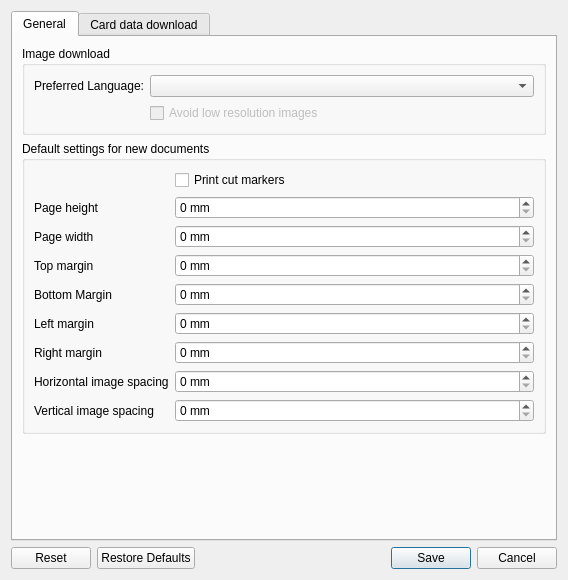
Above: mtg_proxy_printer/resources/ui/settings_window.ui from luziferius/MTGProxyPrinter before the change. Below: the same form after it.
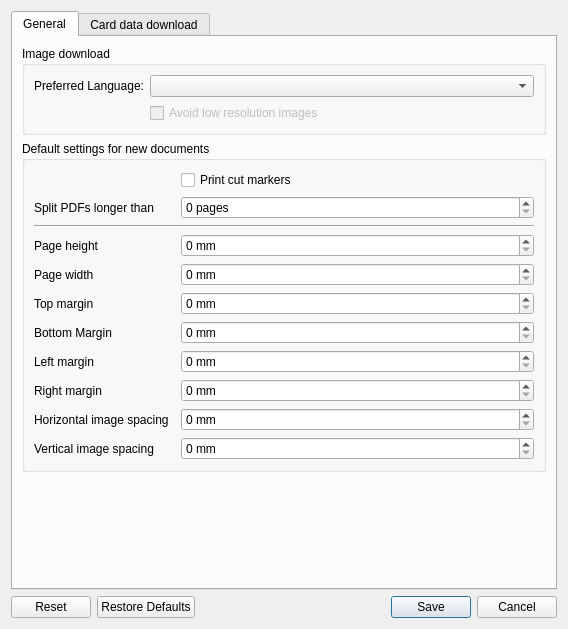
That is the form after the change.

Commit message:
Added setting to enable automatic PDF splitting. This can be used to limit the number of pages per PDF and indirectly limit the document file size.
FossilOrigin-Name: 8cadf9f99c1570a05036e3ce50efcdafe244ab68b8e11292aec7cc8c8f5cd638

The edit to the form file:
```diff
--- a/mtg_proxy_printer/resources/ui/settings_window.ui
+++ b/mtg_proxy_printer/resources/ui/settings_window.ui
@@ -7,7 +7,7 @@
     <x>0</x>
     <y>0</y>
     <width>568</width>
-    <height>580</height>
+    <height>629</height>
    </rect>
   </property>
   <property name="windowTitle">
@@ -75,7 +75,40 @@
           <string>Default settings for new documents</string>
          </property>
          <layout class="QGridLayout" name="gridLayout">
-          <item row="1" column="2">
+          <item row="15" column="1">
+           <widget class="QLabel" name="page_margin_right_label">
+            <property name="text">
+             <string>Right margin</string>
+            </property>
+           </widget>
+          </item>
+          <item row="12" column="3">
+           <widget class="QSpinBox" name="page_margin_bottom">
+            <property name="sizePolicy">
+             <sizepolicy hsizetype="Expanding" vsizetype="Fixed">
+              <horstretch>0</horstretch>
+              <verstretch>0</verstretch>
+             </sizepolicy>
+            </property>
+            <property name="toolTip">
+             <string>&lt;html&gt;&lt;head/&gt;&lt;body&gt;&lt;p&gt;Minimum margin between the bottom paper border and the page content.&lt;/p&gt;&lt;p&gt;Most printers have a minimum printing margin of 3 to 5 mm.&lt;/p&gt;&lt;/body&gt;&lt;/html&gt;</string>
+            </property>
+            <property name="suffix">
+             <string> mm</string>
+            </property>
+            <property name="maximum">
+             <number>10000</number>
+            </property>
+           </widget>
+          </item>
+          <item row="14" column="1">
+           <widget class="QLabel" name="page_margin_left_label">
+            <property name="text">
+             <string>Left margin</string>
+            </property>
+           </widget>
+          </item>
+          <item row="8" column="3">
            <widget class="QSpinBox" name="page_height">
             <property name="sizePolicy">
              <sizepolicy hsizetype="Expanding" vsizetype="Fixed">
@@ -94,14 +127,59 @@
             </property>
            </widget>
           </item>
-          <item row="3" column="0">
-           <widget class="QLabel" name="page_width_label">
+          <item row="12" column="1">
+           <widget class="QLabel" name="page_margin_bottom_label">
             <property name="text">
-             <string>Page width</string>
+             <string>Bottom Margin</string>
             </property>
            </widget>
           </item>
-          <item row="7" column="2">
+          <item row="17" column="3">
+           <widget class="QSpinBox" name="page_image_spacing_vertical">
+            <property name="sizePolicy">
+             <sizepolicy hsizetype="Expanding" vsizetype="Fixed">
+              <horstretch>0</horstretch>
+              <verstretch>0</verstretch>
+             </sizepolicy>
+            </property>
+            <property name="toolTip">
+             <string>&lt;html&gt;&lt;head/&gt;&lt;body&gt;&lt;p&gt;Space above and below of images. Images are this many millimeters apart.&lt;/p&gt;&lt;p&gt;If set to zero, you only need one cut to separate two images, otherwise you need two cuts but require less precision hitting the exact middle.&lt;/p&gt;&lt;/body&gt;&lt;/html&gt;</string>
+            </property>
+            <property name="suffix">
+             <string> mm</string>
+            </property>
+            <property name="maximum">
+             <number>10000</number>
+            </property>
+           </widget>
+          </item>
+          <item row="16" column="1">
+           <widget class="QLabel" name="page_image_spacing_horizontal_label">
+            <property name="text">
+             <string>Horizontal image spacing</string>
+            </property>
+           </widget>
+          </item>
+          <item row="15" column="3">
+           <widget class="QSpinBox" name="page_margin_right">
+            <property name="sizePolicy">
+             <sizepolicy hsizetype="Expanding" vsizetype="Fixed">
+              <horstretch>0</horstretch>
+              <verstretch>0</verstretch>
+             </sizepolicy>
+            </property>
+            <property name="toolTip">
+             <string>&lt;html&gt;&lt;head/&gt;&lt;body&gt;&lt;p&gt;Minimum margin between the right paper border and the page content.&lt;/p&gt;&lt;p&gt;Most printers have a minimum printing margin of 3 to 5 mm.&lt;/p&gt;&lt;/body&gt;&lt;/html&gt;</string>
+            </property>
+            <property name="suffix">
+             <string> mm</string>
+            </property>
+            <property name="maximum">
+             <number>10000</number>
+            </property>
+           </widget>
+          </item>
+          <item row="14" column="3">
            <widget class="QSpinBox" name="page_margin_left">
             <property name="sizePolicy">
              <sizepolicy hsizetype="Expanding" vsizetype="Fixed">
@@ -120,29 +198,15 @@
             </property>
            </widget>
           </item>
-          <item row="10" column="0">
+          <item row="17" column="1">
            <widget class="QLabel" name="page_image_spacing_vertical_label">
             <property name="text">
              <string>Vertical image spacing</string>
             </property>
            </widget>
           </item>
-          <item row="4" column="0">
-           <widget class="QLabel" name="page_margin_top_label">
-            <property name="text">
-             <string>Top margin</string>
-            </property>
-           </widget>
-          </item>
-          <item row="5" column="0">
-           <widget class="QLabel" name="page_margin_bottom_label">
-            <property name="text">
-             <string>Bottom Margin</string>
-            </property>
-           </widget>
-          </item>
-          <item row="4" column="2">
-           <widget class="QSpinBox" name="page_margin_top">
+          <item row="16" column="3">
+           <widget class="QSpinBox" name="page_image_spacing_horizontal">
             <property name="sizePolicy">
              <sizepolicy hsizetype="Expanding" vsizetype="Fixed">
               <horstretch>0</horstretch>
@@ -160,14 +224,21 @@
             </property>
            </widget>
           </item>
-          <item row="1" column="0">
+          <item row="8" column="1">
            <widget class="QLabel" name="page_height_label">
             <property name="text">
              <string>Page height</string>
             </property>
            </widget>
           </item>
-          <item row="3" column="2">
+          <item row="6" column="1" colspan="3">
+           <widget class="Line" name="line">
+            <property name="orientation">
+             <enum>Qt::Horizontal</enum>
+            </property>
+           </widget>
+          </item>
+          <item row="10" column="3">
            <widget class="QSpinBox" name="page_width">
             <property name="sizePolicy">
              <sizepolicy hsizetype="Expanding" vsizetype="Fixed">
@@ -186,8 +257,8 @@
             </property>
            </widget>
           </item>
-          <item row="8" column="2">
-           <widget class="QSpinBox" name="page_margin_right">
+          <item row="11" column="3">
+           <widget class="QSpinBox" name="page_margin_top">
             <property name="sizePolicy">
              <sizepolicy hsizetype="Expanding" vsizetype="Fixed">
               <horstretch>0</horstretch>
@@ -205,85 +276,34 @@
             </property>
            </widget>
           </item>
-          <item row="5" column="2">
-           <widget class="QSpinBox" name="page_margin_bottom">
-            <property name="sizePolicy">
-             <sizepolicy hsizetype="Expanding" vsizetype="Fixed">
-              <horstretch>0</horstretch>
-              <verstretch>0</verstretch>
-             </sizepolicy>
-            </property>
-            <property name="toolTip">
-             <string>&lt;html&gt;&lt;head/&gt;&lt;body&gt;&lt;p&gt;Minimum margin between the bottom paper border and the page content.&lt;/p&gt;&lt;p&gt;Most printers have a minimum printing margin of 3 to 5 mm.&lt;/p&gt;&lt;/body&gt;&lt;/html&gt;</string>
-            </property>
-            <property name="suffix">
-             <string> mm</string>
-            </property>
-            <property name="maximum">
-             <number>10000</number>
-            </property>
-           </widget>
-          </item>
-          <item row="7" column="0">
-           <widget class="QLabel" name="page_margin_left_label">
+          <item row="10" column="1">
+           <widget class="QLabel" name="page_width_label">
             <property name="text">
-             <string>Left margin</string>
+             <string>Page width</string>
             </property>
            </widget>
           </item>
-          <item row="8" column="0">
-           <widget class="QLabel" name="page_margin_right_label">
+          <item row="11" column="1">
+           <widget class="QLabel" name="page_margin_top_label">
             <property name="text">
-             <string>Right margin</string>
+             <string>Top margin</string>
             </property>
            </widget>
           </item>
-          <item row="9" column="0">
-           <widget class="QLabel" name="page_image_spacing_horizontal_label">
-            <property name="text">
-             <string>Horizontal image spacing</string>
-            </property>
-           </widget>
-          </item>
-          <item row="9" column="2">
-           <widget class="QSpinBox" name="page_image_spacing_horizontal">
-            <property name="sizePolicy">
-             <sizepolicy hsizetype="Expanding" vsizetype="Fixed">
-              <horstretch>0</horstretch>
-              <verstretch>0</verstretch>
-             </sizepolicy>
-            </property>
+          <item row="5" column="3">
+           <widget class="QSpinBox" name="pdf_page_count_limit">
             <property name="toolTip">
              <string>&lt;html&gt;&lt;head/&gt;&lt;body&gt;&lt;p&gt;Space left and right of images. Images are this many millimeters apart.&lt;/p&gt;&lt;p&gt;If set to zero, you only need one cut to separate two images, otherwise you need two cuts but require less precision hitting the exact middle.&lt;/p&gt;&lt;/body&gt;&lt;/html&gt;</string>
             </property>
             <property name="suffix">
-             <string> mm</string>
+             <string> pages</string>
             </property>
             <property name="maximum">
-             <number>10000</number>
+             <number>2000000000</number>
             </property>
            </widget>
           </item>
-          <item row="10" column="2">
-           <widget class="QSpinBox" name="page_image_spacing_vertical">
-            <property name="sizePolicy">
-             <sizepolicy hsizetype="Expanding" vsizetype="Fixed">
-              <horstretch>0</horstretch>
-              <verstretch>0</verstretch>
-             </sizepolicy>
-            </property>
-            <property name="toolTip">
-             <string>&lt;html&gt;&lt;head/&gt;&lt;body&gt;&lt;p&gt;Space above and below of images. Images are this many millimeters apart.&lt;/p&gt;&lt;p&gt;If set to zero, you only need one cut to separate two images, otherwise you need two cuts but require less precision hitting the exact middle.&lt;/p&gt;&lt;/body&gt;&lt;/html&gt;</string>
-            </property>
-            <property name="suffix">
-             <string> mm</string>
-            </property>
-            <property name="maximum">
-             <number>10000</number>
-            </property>
-           </widget>
-          </item>
-          <item row="0" column="2">
+          <item row="0" column="3">
            <widget class="QCheckBox" name="print_cut_marker">
             <property name="toolTip">
              <string>Enable printing additional lines to aid cutting the printed sheets.</string>
@@ -293,6 +313,13 @@
             </property>
            </widget>
           </item>
+          <item row="5" column="1">
+           <widget class="QLabel" name="pdf_page_count_limit_label">
+            <property name="text">
+             <string>Split PDFs longer than</string>
+            </property>
+           </widget>
+          </item>
          </layout>
         </widget>
        </item>
```
Left out of the diff: 7 changed lines with no effect on the pictures. The commit also changes 2 other files.
